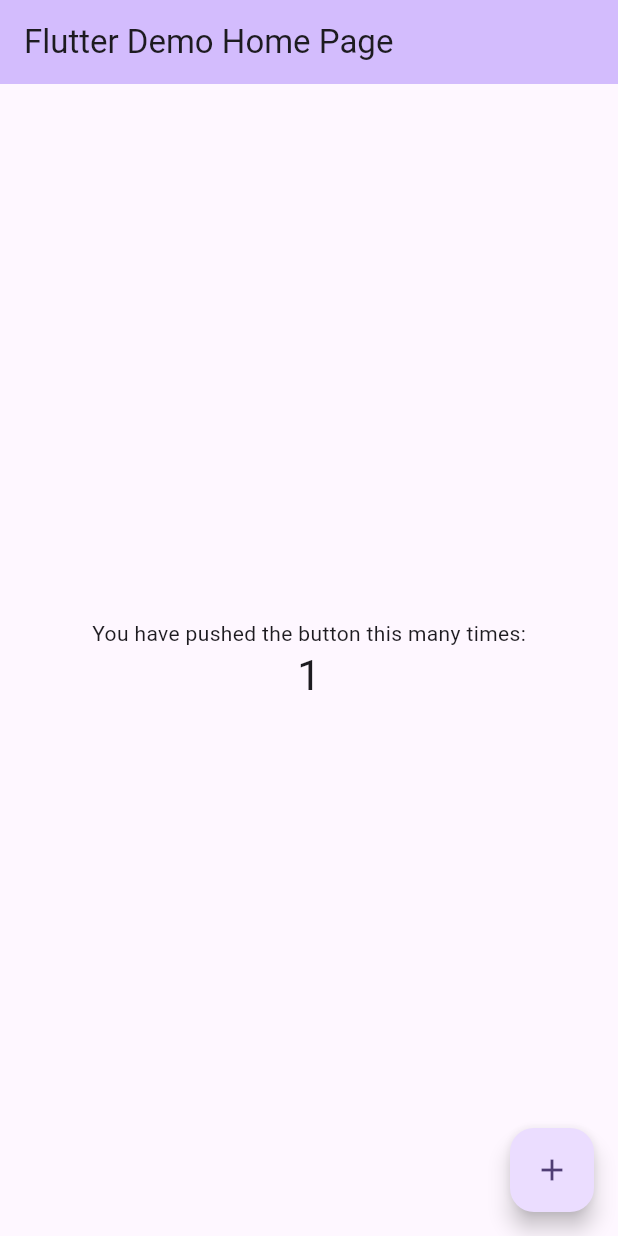
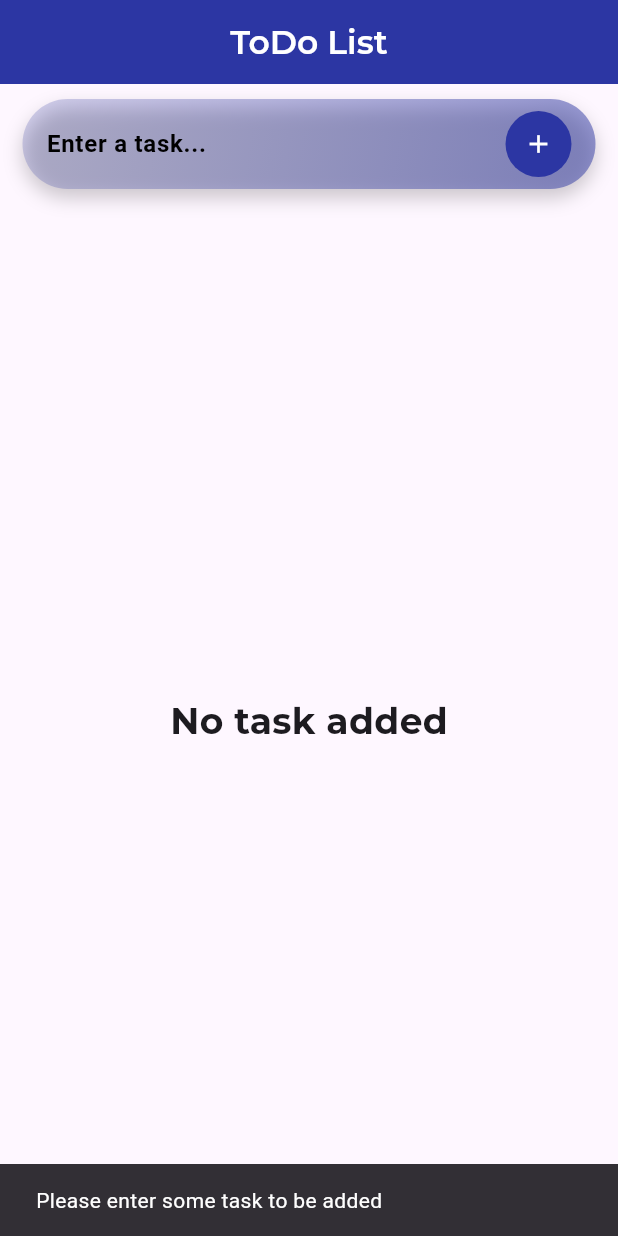
Before and after one commit to sumitk9887/webreinventassignment, a Flutter app: the screen it shows after launch, after a tap on the "add" icon, on a phone screen of 412 x 824 dp. Run offline on Flutter 3.47's test engine with Material 3 defaults, Android fonts, the phone set to English and light mode, and no system bars; our stand-ins replace get, get_storage, google_fonts.

Commit message:
todo list

```diff
--- a/lib/TodoList/view/TodoListScreen.dart
+++ b/lib/TodoList/view/TodoListScreen.dart
@@ -0,0 +1,91 @@
+import 'package:flutter/material.dart';
+import 'package:get/get.dart';
+import 'package:google_fonts/google_fonts.dart';
+import 'package:webreinventassignment/TodoList/widgets/CustomTextEditingWidget.dart';
+import 'package:webreinventassignment/TodoList/viewmodel/TodoListViewModel.dart';
+import 'package:webreinventassignment/Utils/constants/AppColor.dart';
+import 'package:webreinventassignment/Utils/storage/TodoListStorage.dart';
+
+final TodoListViewModel todoListCtrl = Get.put(TodoListViewModel());
+
+class TodoListScreen extends StatefulWidget {
+  const TodoListScreen({super.key});
+
+  @override
+  State<TodoListScreen> createState() => _TodoListScreenState();
+}
+
+class _TodoListScreenState extends State<TodoListScreen> {
+  @override
+  void initState() {
+    super.initState();
+    todoListCtrl.todoList.value = TodoListStorage.getTodoList() ?? [];
+  }
+
+  @override
+  Widget build(BuildContext context) {
+    return Scaffold(
+      appBar: AppBar(
+          backgroundColor: AppColor.appMainColor,
+          title: Text("ToDo List",
+              style: GoogleFonts.montserrat(
+                  fontSize: 22,
+                  color: Colors.white,
+                  fontWeight: FontWeight.w600)),
+          centerTitle: true),
+      body: Column(
+        children: [
+          Padding(
+            padding: const EdgeInsets.symmetric(vertical: 10, horizontal: 15),
+            child: CustomTextEditingWidget(
+              controller: todoListCtrl.todoTitleCrl,
+              onAdd: (text) {
+                todoListCtrl.addTodo(context);
+              },
+            ),
+          ),
+          Expanded(
+            child: Obx(
+              () => todoListCtrl.todoList.isEmpty
+                  ? Center(
+                      child: Text(
+                      "No task added",
+                      style: GoogleFonts.montserrat(
+                          fontWeight: FontWeight.w700, fontSize: 24),
+                    ))
+                  : ListView.builder(
+                      shrinkWrap: true,
+                      itemBuilder: (context, index) {
+                        return ListTile(
+                          leading:todoListCtrl.todoList[index]['status'] == false? Checkbox(
+                            onChanged: (value) =>
+                                todoListCtrl.toggleTodoStatus(index),
+                            value: todoListCtrl.todoList[index]['status'],
+                          ):const SizedBox.shrink(),
+                          title: Text(todoListCtrl.todoList[index]['title']),
+                          subtitle: Text(todoListCtrl.todoList[index]['date']),
+                          trailing: Row(
+                            mainAxisSize: MainAxisSize.min,
+                            children: [
+                              todoListCtrl.todoList[index]['status'] == true
+                                  ? Text("completed",style: GoogleFonts.poppins(
+                                  fontWeight: FontWeight.w700, fontSize: 14),)
+                                  : const SizedBox.shrink(),
+                              IconButton(
+                                icon:
+                                    const Icon(Icons.delete, color: Colors.red),
+                                onPressed: () => todoListCtrl.deleteTodo(index),
+                              ),
+                            ],
+                          ),
+                        );
+                      },
+                      itemCount: todoListCtrl.todoList.length,
+                    ),
+            ),
+          ),
+        ],
+      ),
+    );
+  }
+}
--- a/lib/TodoList/viewmodel/TodoListViewModel.dart
+++ b/lib/TodoList/viewmodel/TodoListViewModel.dart
@@ -0,0 +1,61 @@
+import 'package:flutter/cupertino.dart';
+import 'package:flutter/material.dart';
+import 'package:get/get.dart';
+import 'package:intl/intl.dart';
+import 'package:webreinventassignment/TodoList/view/TodoListScreen.dart';
+import 'package:webreinventassignment/Utils/storage/TodoListStorage.dart';
+
+class TodoListViewModel extends GetxController {
+  RxList<Map<String, dynamic>> todoList = <Map<String, dynamic>>[].obs;
+  final TextEditingController todoTitleCrl = TextEditingController();
+
+  void saveTodoList() {
+    TodoListStorage.setTodoList(todoList);
+  }
+
+  void addTodo(BuildContext context) {
+    final newTodo = {
+      'title': todoTitleCrl.value.text,
+      'status': false,
+      'date': DateFormat('hh:mm a').format(DateTime.now()) // HH:MM AM/PM format
+    };
+    todoList.add(newTodo);
+    todoList.refresh();
+    saveTodoList();
+    ScaffoldMessenger.of(context).showSnackBar(const SnackBar(
+      duration: Duration(milliseconds: 500),
+      content: Text(
+        "Task added successfully!",
+        style: TextStyle(color: Colors.white),
+      ),
+    ));
+  }
+
+  void toggleTodoStatus(int index) {
+    todoList[index]['status'] = !todoList[index]['status'];
+    todoList.refresh();
+    saveTodoList();
+  }
+
+  void deleteTodo(int index) {
+    todoList.removeAt(index);
+    todoList.refresh();
+    saveTodoList();
+  }
+
+  void onSubmit(BuildContext context) {
+    FocusScope.of(context).unfocus();
+    if (todoTitleCrl.text.isNotEmpty) {
+      addTodo(context);
+      todoTitleCrl.clear();
+    } else {
+      ScaffoldMessenger.of(context).showSnackBar(const SnackBar(
+        duration: Duration(milliseconds: 800),
+        content: Text(
+          "Please enter some task to be added",
+          style: TextStyle(color: Colors.white),
+        ),
+      ));
+    }
+  }
+}
--- a/lib/TodoList/widgets/CustomTextEditingWidget.dart
+++ b/lib/TodoList/widgets/CustomTextEditingWidget.dart
@@ -1,36 +1,33 @@
 import 'package:flutter/material.dart';
+import 'package:webreinventassignment/TodoList/view/TodoListScreen.dart';
 
-class StylishTextField extends StatefulWidget {
+class CustomTextEditingWidget extends StatefulWidget {
   final TextEditingController controller;
   final Function(String) onAdd;
 
-  const StylishTextField({
-    Key? key,
+  const CustomTextEditingWidget({
+    super.key,
     required this.controller,
     required this.onAdd,
-  }) : super(key: key);
+  });
 
   @override
-  State<StylishTextField> createState() => _StylishTextFieldState();
+  State<CustomTextEditingWidget> createState() =>
+      _CustomTextEditingWidgetState();
 }
 
-class _StylishTextFieldState extends State<StylishTextField> {
-  bool isFocused = false;
+class _CustomTextEditingWidgetState extends State<CustomTextEditingWidget> {
 
   @override
   Widget build(BuildContext context) {
-    return GestureDetector(
-      onTap: () {
-        FocusScope.of(context).unfocus();
-      },
-      child: Container(
-        padding: const EdgeInsets.symmetric(horizontal: 16, vertical: 12),
+    return Container(
+      padding: const EdgeInsets.symmetric(horizontal: 16, vertical: 6),
       decoration: BoxDecoration(
-          borderRadius: BorderRadius.circular(30),
+        borderRadius: BorderRadius.circular(50),
         gradient: LinearGradient(
           colors: [
-              const Color(0xff2C36A3).withOpacity(0.1),
             const Color(0xff2C36A3).withOpacity(0.2),
+            const Color(0xff2C36A3).withOpacity(0.5),
           ],
           begin: Alignment.topLeft,
           end: Alignment.bottomRight,
@@ -38,7 +35,7 @@ class _StylishTextFieldState extends State<StylishTextField> {
         boxShadow: [
           BoxShadow(
             color: Colors.black.withOpacity(0.2),
-              blurRadius: 12,
+            blurRadius: 10,
             offset: const Offset(0, 6),
           ),
         ],
@@ -46,59 +43,39 @@ class _StylishTextFieldState extends State<StylishTextField> {
       child: Row(
         children: [
           Expanded(
-              child: Focus(
-                onFocusChange: (hasFocus) {
-                  setState(() {
-                    isFocused = hasFocus;
-                  });
-                },
             child: TextField(
               controller: widget.controller,
-                  decoration: InputDecoration(
+              decoration: const InputDecoration(
                 hintText: 'Enter a task...',
                 hintStyle: TextStyle(
-                      color: isFocused ? Colors.black : Colors.grey[600],
+                  color: Colors.black,
                   fontSize: 16,
+                  fontWeight: FontWeight.w600,
                 ),
                 border: InputBorder.none,
               ),
-                ),
+              textInputAction: TextInputAction.done,
+              onSubmitted: (value) => todoListCtrl.onSubmit(context),
             ),
           ),
           const SizedBox(width: 8),
           GestureDetector(
-              onTap: () {
-                if (widget.controller.text.isNotEmpty) {
-                  widget.onAdd(widget.controller.text);
-                  widget.controller.clear();
-                }
-              },
-              child: AnimatedContainer(
-                duration: const Duration(milliseconds: 300),
+            onTap: () => todoListCtrl.onSubmit(context),
+            child: Container(
               padding: const EdgeInsets.all(12),
-                decoration: BoxDecoration(
+              decoration: const BoxDecoration(
                 shape: BoxShape.circle,
-                  color: const Color(0xff2C36A3),
-                  boxShadow: isFocused
-                      ? [
-                    BoxShadow(
-                      color: const Color(0xff2C36A3).withOpacity(0.4),
-                      blurRadius: 15,
-                      spreadRadius: 1,
-                    )
-                  ]
-                      : [],
+                color: Color(0xff2C36A3),
               ),
               child: const Icon(
                 Icons.add,
                 color: Colors.white,
-                  size: 24,
+                size: 20,
               ),
             ),
           ),
         ],
       ),
-      ),
     );
   }
 }
--- a/lib/Utils/storage/TodoListStorage.dart
+++ b/lib/Utils/storage/TodoListStorage.dart
@@ -0,0 +1,22 @@
+import 'package:get_storage/get_storage.dart';
+
+class TodoListStorage {
+  static String todoList = "todoList";
+
+  static GetStorage storage = GetStorage();
+
+  static setTodoList(List<Map<String, dynamic>> data) async {
+    await storage.write(todoList, data);
+  }
+
+  static List<Map<String, dynamic>> getTodoList() {
+    List<dynamic>? storedList = storage.read(todoList);
+    if (storedList != null) {
+      return List<Map<String, dynamic>>.from(storedList);
+    }
+    return [];
+  }
+  static cleanAllLocalStorage() {
+    storage.erase();
+  }
+}
--- a/lib/main.dart
+++ b/lib/main.dart
@@ -1,125 +1,18 @@
 import 'package:flutter/material.dart';
+import 'package:get/get.dart';
+import 'package:get_storage/get_storage.dart';
+import 'package:webreinventassignment/TodoList/view/TodoListScreen.dart';
 
-void main() {
+void main() async {
+  await GetStorage.init();
   runApp(const MyApp());
 }
 
 class MyApp extends StatelessWidget {
   const MyApp({super.key});
 
-  // This widget is the root of your application.
   @override
   Widget build(BuildContext context) {
-    return MaterialApp(
-      title: 'Flutter Demo',
-      theme: ThemeData(
-        // This is the theme of your application.
-        //
-        // TRY THIS: Try running your application with "flutter run". You'll see
-        // the application has a purple toolbar. Then, without quitting the app,
-        // try changing the seedColor in the colorScheme below to Colors.green
-        // and then invoke "hot reload" (save your changes or press the "hot
-        // reload" button in a Flutter-supported IDE, or press "r" if you used
-        // the command line to start the app).
-        //
-        // Notice that the counter didn't reset back to zero; the application
-        // state is not lost during the reload. To reset the state, use hot
-        // restart instead.
-        //
-        // This works for code too, not just values: Most code changes can be
-        // tested with just a hot reload.
-        colorScheme: ColorScheme.fromSeed(seedColor: Colors.deepPurple),
-        useMaterial3: true,
-      ),
-      home: const MyHomePage(title: 'Flutter Demo Home Page'),
-    );
+    return const GetMaterialApp(home: TodoListScreen());
   }
 }
-
-class MyHomePage extends StatefulWidget {
-  const MyHomePage({super.key, required this.title});
-
-  // This widget is the home page of your application. It is stateful, meaning
-  // that it has a State object (defined below) that contains fields that affect
-  // how it looks.
-
-  // This class is the configuration for the state. It holds the values (in this
-  // case the title) provided by the parent (in this case the App widget) and
-  // used by the build method of the State. Fields in a Widget subclass are
-  // always marked "final".
-
-  final String title;
-
-  @override
-  State<MyHomePage> createState() => _MyHomePageState();
-}
-
-class _MyHomePageState extends State<MyHomePage> {
-  int _counter = 0;
-
-  void _incrementCounter() {
-    setState(() {
-      // This call to setState tells the Flutter framework that something has
-      // changed in this State, which causes it to rerun the build method below
-      // so that the display can reflect the updated values. If we changed
-      // _counter without calling setState(), then the build method would not be
-      // called again, and so nothing would appear to happen.
-      _counter++;
-    });
-  }
-
-  @override
-  Widget build(BuildContext context) {
-    // This method is rerun every time setState is called, for instance as done
-    // by the _incrementCounter method above.
-    //
-    // The Flutter framework has been optimized to make rerunning build methods
-    // fast, so that you can just rebuild anything that needs updating rather
-    // than having to individually change instances of widgets.
-    return Scaffold(
-      appBar: AppBar(
-        // TRY THIS: Try changing the color here to a specific color (to
-        // Colors.amber, perhaps?) and trigger a hot reload to see the AppBar
-        // change color while the other colors stay the same.
-        backgroundColor: Theme.of(context).colorScheme.inversePrimary,
-        // Here we take the value from the MyHomePage object that was created by
-        // the App.build method, and use it to set our appbar title.
-        title: Text(widget.title),
-      ),
-      body: Center(
-        // Center is a layout widget. It takes a single child and positions it
-        // in the middle of the parent.
-        child: Column(
-          // Column is also a layout widget. It takes a list of children and
-          // arranges them vertically. By default, it sizes itself to fit its
-          // children horizontally, and tries to be as tall as its parent.
-          //
-          // Column has various properties to control how it sizes itself and
-          // how it positions its children. Here we use mainAxisAlignment to
-          // center the children vertically; the main axis here is the vertical
-          // axis because Columns are vertical (the cross axis would be
-          // horizontal).
-          //
-          // TRY THIS: Invoke "debug painting" (choose the "Toggle Debug Paint"
-          // action in the IDE, or press "p" in the console), to see the
-          // wireframe for each widget.
-          mainAxisAlignment: MainAxisAlignment.center,
-          children: <Widget>[
-            const Text(
-              'You have pushed the button this many times:',
-            ),
-            Text(
-              '$_counter',
-              style: Theme.of(context).textTheme.headlineMedium,
-            ),
-          ],
-        ),
-      ),
-      floatingActionButton: FloatingActionButton(
-        onPressed: _incrementCounter,
-        tooltip: 'Increment',
-        child: const Icon(Icons.add),
-      ), // This trailing comma makes auto-formatting nicer for build methods.
-    );
-  }
-}
--- a/pubspec.yaml
+++ b/pubspec.yaml
@@ -36,6 +36,8 @@ dependencies:
   # Use with the CupertinoIcons class for iOS style icons.
   get: ^4.6.5
   google_fonts: ^4.0.4
+  get_storage: ^2.1.1
+  intl: ^0.20.2
 
 dev_dependencies:
   flutter_test:
```
Also changed, not shown: pubspec.lock. Lines whose indentation alone changed are shown as unchanged.
